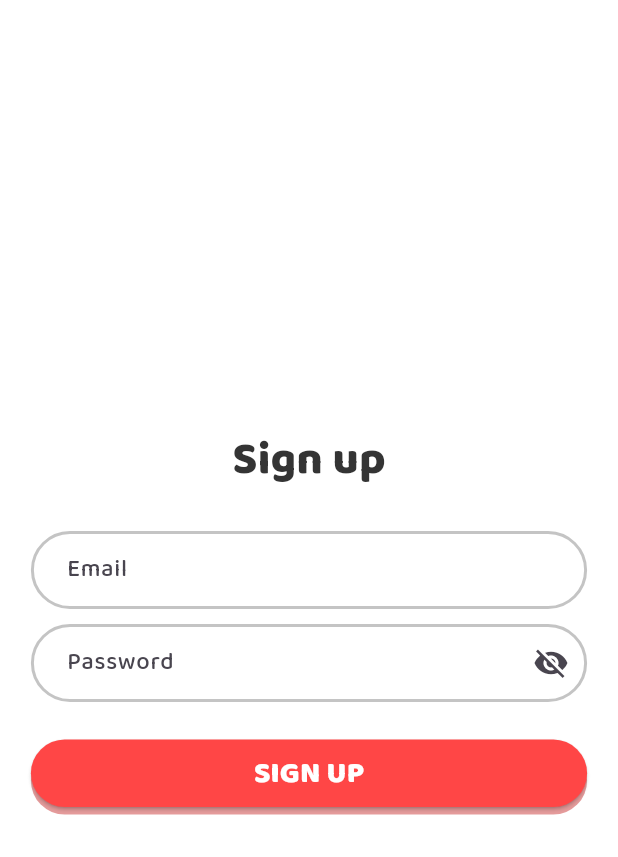
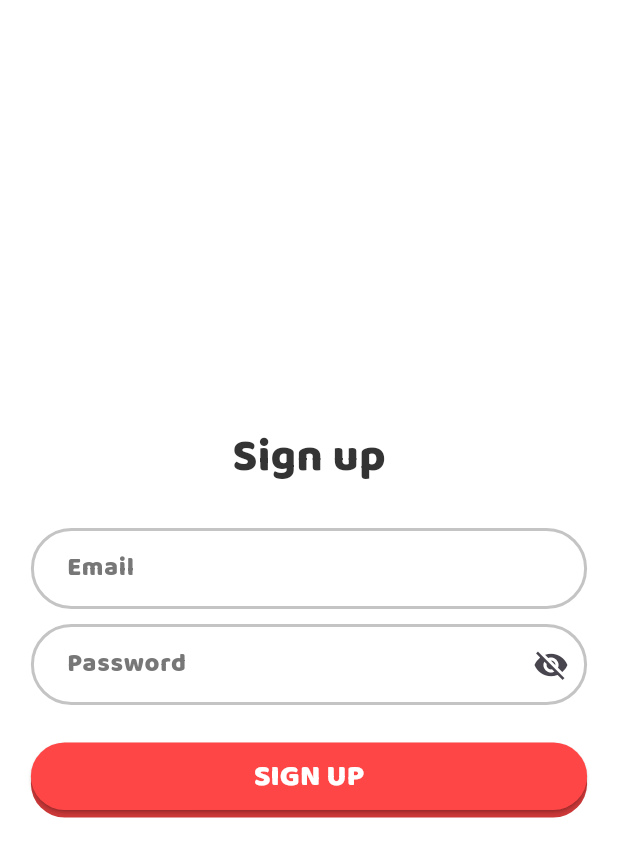
Before and after one commit to WataTipvarakarnkoon/VitalAct, a Flutter app: the screen it shows after launch, after a tap on "GET STARTED", on a phone screen of 412 x 824 dp. Shown: the top 857 px of the screen. Run offline on Flutter 3.47's test engine with Material 3 defaults, Android fonts, the phone set to English and light mode, and no system bars; our stand-ins replace firebase_auth, firebase_core; accounts and stored records are empty; project files that could hold a hidden picture were left out.

Commit message:
downgrade+animation

```diff
--- a/lib/screens/index_page.dart
+++ b/lib/screens/index_page.dart
@@ -34,7 +34,7 @@ class IndexPage extends StatelessWidget {
                 decoration: BoxDecoration(
                   boxShadow: [
                     BoxShadow(
-                      color: const Color(0xCCCC3838).withOpacity(0.5),
+                      color: const Color(0xCCCC3838).withOpacity(1),
                       blurRadius: 0,
                       offset: const Offset(0, 5),
                     ),
--- a/lib/screens/login.dart
+++ b/lib/screens/login.dart
@@ -40,6 +40,8 @@ class _LoginPageState extends State<LoginPage> {
       );
 
       if (!mounted) return;
+
+      Navigator.pushReplacementNamed(context, '/index');
 
       ScaffoldMessenger.of(context).showSnackBar(
         const SnackBar(content: Text("Signin successful!")),
--- a/lib/screens/signup.dart
+++ b/lib/screens/signup.dart
@@ -40,6 +40,8 @@ class _SignupPageState extends State<SignupPage> {
       );
 
       if (!mounted) return;
+
+      Navigator.pushReplacementNamed(context, '/login');
 
       ScaffoldMessenger.of(context).showSnackBar(
         const SnackBar(content: Text("Signup successful!")),
--- a/lib/screens/splash_screen.dart
+++ b/lib/screens/splash_screen.dart
@@ -101,7 +101,7 @@ class _SplashScreenState extends State<SplashScreen>
 
     _controller.forward();
 
-    Future.delayed(const Duration(seconds: 5), () {
+    Future.delayed(const Duration(milliseconds: 3000), () {
       if (!mounted) return;
 
       Navigator.of(context).pushReplacement(
--- a/lib/screens/welcome.dart
+++ b/lib/screens/welcome.dart
@@ -1,5 +1,6 @@
 import 'package:flutter/material.dart';
 import 'package:vitalact/widgets/app_button.dart';
+import 'package:vitalact/widgets/animation.dart';
 
 class WelcomePage extends StatelessWidget {
   const WelcomePage({super.key});
@@ -30,6 +31,7 @@ class WelcomePage extends StatelessWidget {
               height: height * 0.65,
             ),
           ),
+          const SpriteExact(),
           const Center(
             child: Column(
               mainAxisSize: MainAxisSize.min,
--- /dev/null
+++ b/lib/widgets/animation.dart
@@ -0,0 +1,101 @@
+import 'dart:async';
+import 'dart:ui' as ui;
+import 'package:flutter/material.dart';
+import 'package:flutter/services.dart';
+
+class SpriteExact extends StatefulWidget {
+  const SpriteExact({super.key});
+
+  @override
+  State<SpriteExact> createState() => _SpriteExactState();
+}
+
+class _SpriteExactState extends State<SpriteExact> {
+  ui.Image? image;
+  Timer? timer;
+
+  // ===== SETTINGS =====
+  final int columns = 6;
+  final int frameCount = 60;
+  final int fps = 24;
+  double frameSize = 0;
+  int frame = 0;
+  // ====================
+
+  @override
+  void initState() {
+    super.initState();
+    _loadImage();
+  }
+
+  Future<void> _loadImage() async {
+    final data = await rootBundle.load('assets/spritesheet/wave.png');
+    final codec = await ui.instantiateImageCodec(data.buffer.asUint8List());
+    final fi = await codec.getNextFrame();
+
+    final img = fi.image;
+    frameSize = img.width / columns;
+
+    setState(() {
+      image = img;
+    });
+
+    _startAnimation();
+  }
+
+  void _startAnimation() {
+    timer = Timer.periodic(
+      Duration(milliseconds: (1000 / fps).round()),
+      (_) {
+        setState(() {
+          frame = (frame + 1) % frameCount;
+        });
+      },
+    );
+  }
+
+  @override
+  void dispose() {
+    timer?.cancel();
+    super.dispose();
+  }
+
+  @override
+  Widget build(BuildContext context) {
+    if (image == null) return const SizedBox();
+
+    return CustomPaint(
+      size: const Size(200, 200),
+      painter: _Painter(image!, frame, columns, frameSize),
+    );
+  }
+}
+
+class _Painter extends CustomPainter {
+  final ui.Image image;
+  final int frame;
+  final int columns;
+  final double frameSize;
+
+  _Painter(this.image, this.frame, this.columns, this.frameSize);
+
+  @override
+  void paint(Canvas canvas, Size size) {
+    final col = frame % columns;
+    final row = frame ~/ columns;
+
+    final src = Rect.fromLTWH(
+      col * frameSize,
+      row * frameSize,
+      frameSize,
+      frameSize,
+    );
+
+    final dst = Rect.fromLTWH(0, 0, size.width, size.height);
+
+    canvas.drawImageRect(image, src, dst, Paint());
+  }
+
+  @override
+  bool shouldRepaint(covariant _Painter old) => old.frame != frame;
+}
--- a/lib/widgets/app_button.dart
+++ b/lib/widgets/app_button.dart
@@ -31,7 +31,7 @@ class AppButton extends StatelessWidget {
           boxShadow: isFilled
               ? [
                   BoxShadow(
-                    color: const Color(0xCCCC3838).withOpacity(0.5),
+                    color: const Color(0xCCCC3838).withOpacity(1),
                     blurRadius: 0,
                     offset: const Offset(0, 5),
                   ),
--- a/lib/widgets/auth_text_field.dart
+++ b/lib/widgets/auth_text_field.dart
@@ -34,11 +34,19 @@ class _AuthTextFieldState extends State<AuthTextField> {
       crossAxisAlignment: CrossAxisAlignment.start,
       children: [
         TextFormField(
+          style: const TextStyle(
+              fontWeight: FontWeight.w700,
+              fontSize: 17,
+              color: Color.fromARGB(255, 119, 119, 119)),
           controller: widget.controller,
           obscureText: widget.isPassword ? _obscureText : false,
           autovalidateMode: AutovalidateMode.onUserInteraction,
           validator: widget.validator,
           decoration: InputDecoration(
+            hintStyle: const TextStyle(
+                fontWeight: FontWeight.w700,
+                fontSize: 17,
+                color: Color.fromARGB(255, 119, 119, 119)),
             errorText: _errorText,
             hintText: widget.hintText,
             contentPadding: const EdgeInsets.symmetric(
--- a/pubspec.yaml
+++ b/pubspec.yaml
@@ -28,6 +28,7 @@ flutter:
     - assets/icons/setting.png
     - assets/icons/profile.png
     - assets/icons/practice.png
+    - assets/spritesheet/wave.png
 
   fonts:
     - family: BalooBhai2
```
Also changed, not shown: assets/spritesheet/wave.png (added), 3 other files.
